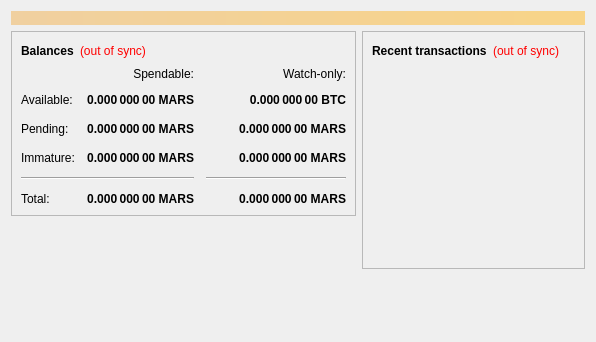
This is src/qt/forms/overviewpage.ui in marscoin/marscoin as Qt 5 draws it before an edit. The edited form follows.
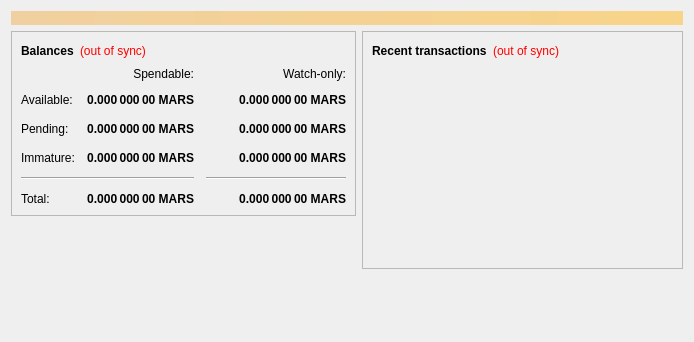
This is the edited form.

The edit to the form file:
```diff
--- a/src/qt/forms/overviewpage.ui
+++ b/src/qt/forms/overviewpage.ui
@@ -6,7 +6,7 @@
    <rect>
     <x>0</x>
     <y>0</y>
-    <width>596</width>
+    <width>694</width>
     <height>342</height>
    </rect>
   </property>
@@ -357,7 +357,7 @@
                <string>Your current balance in watch-only addresses</string>
               </property>
               <property name="text">
-               <string notr="true">0.000 000 00 BTC</string>
+               <string notr="true">0.000 000 00 MARS</string>
               </property>
               <property name="alignment">
                <set>Qt::AlignRight|Qt::AlignTrailing|Qt::AlignVCenter</set>
```
